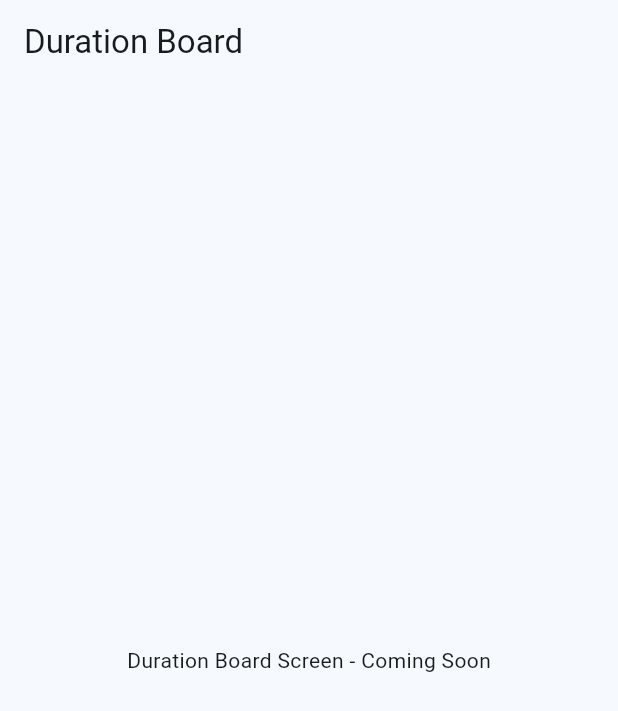
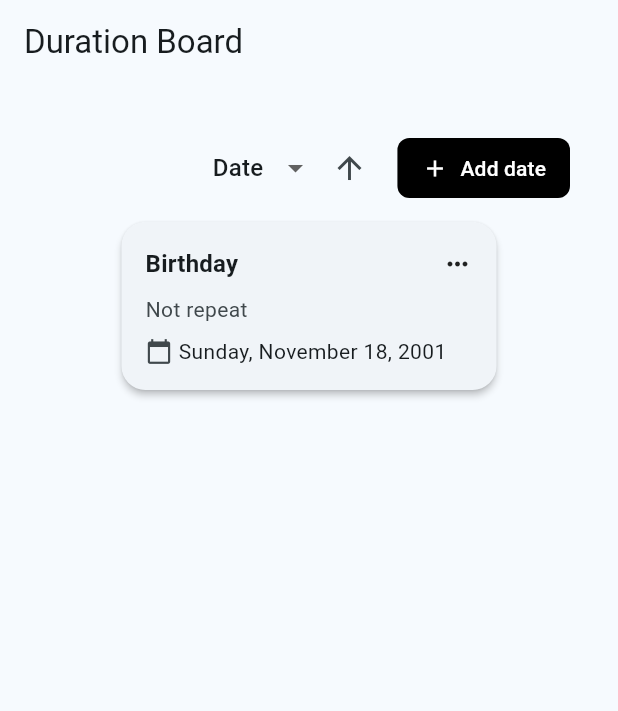
Before and after one commit to SuicaLondon/suica-no-toy-box-flutter, a Flutter app: the DurationBoardScreen screen opened by its route, on a phone screen of 412 x 824 dp. Shown: the top 711 px of the screen. Run offline on Flutter 3.47's test engine with Material 3 defaults, Android fonts, the light colour scheme and no system bars; our stand-ins replace dio, equatable, flutter_bloc, flutter_form_builder, flutter_fortune_wheel, form_builder_validators and 2 more; network calls fail.

Commit message:
feat: complete the add date pop up model

```diff
--- a/lib/constants/form_keys.dart
+++ b/lib/constants/form_keys.dart
@@ -4,3 +4,10 @@ class TranslateFormKeys {
   static const sourceText = 'sourceText';
   static const targetText = 'targetText';
 }
+
+class DurationFormKeys {
+  static const name = 'name';
+  static const type = 'type';
+  static const repeat = 'repeat';
+  static const date = 'date';
+}
--- a/lib/router/router.dart
+++ b/lib/router/router.dart
@@ -3,7 +3,7 @@ import 'package:go_router/go_router.dart';
 import 'package:suica_no_toy_box_flutter/cubits/sponsor/sponsor_cubit.dart';
 import 'package:suica_no_toy_box_flutter/cubits/translate/translate_cubit.dart';
 import 'package:suica_no_toy_box_flutter/screens/dinner/dinner_screen.dart';
-import 'package:suica_no_toy_box_flutter/screens/duration_board_screen.dart';
+import 'package:suica_no_toy_box_flutter/screens/duration/duration_board_screen.dart';
 import 'package:suica_no_toy_box_flutter/screens/home_screen.dart';
 import 'package:suica_no_toy_box_flutter/screens/sponsor/sponsor_screen.dart';
 import 'package:suica_no_toy_box_flutter/screens/translate_screen.dart';
--- /dev/null
+++ b/lib/screens/duration/duration_board_screen.dart
@@ -0,0 +1,135 @@
+import 'package:flutter/material.dart';
+import 'package:suica_no_toy_box_flutter/constants/dimensions.dart';
+import 'package:suica_no_toy_box_flutter/screens/duration/duration_card.dart';
+import 'package:suica_no_toy_box_flutter/screens/duration/duration_dialog.dart';
+import 'package:suica_no_toy_box_flutter/screens/duration/duration_item.dart'
+    show DurationItem;
+import 'package:suica_no_toy_box_flutter/screens/duration/options.dart'
+    show DurationType, RepeatOption;
+
+class DurationBoardScreen extends StatefulWidget {
+  const DurationBoardScreen({super.key});
+
+  @override
+  State<DurationBoardScreen> createState() => _DurationBoardScreenState();
+}
+
+class _DurationBoardScreenState extends State<DurationBoardScreen> {
+  final ValueNotifier<List<DurationItem>> _durations = ValueNotifier([
+    DurationItem(
+      name: 'Birthday',
+      type: DurationType.none,
+      repeat: RepeatOption.never,
+      date: DateTime(2001, 11, 18),
+    ),
+  ]);
+  final ValueNotifier<String> _sortBy = ValueNotifier('Date');
+  final ValueNotifier<bool> _sortAsc = ValueNotifier(true);
+
+  // Helper to open the add duration modal
+  Future<void> _showAddDurationDialog() async {
+    final newItem = await showDialog<DurationItem>(
+      context: context,
+      builder: (context) {
+        return const NewDurationDialog();
+      },
+    );
+    if (newItem != null) {
+      _durations.value = [..._durations.value, newItem];
+    }
+  }
+
+  // List<DurationItem> get _sortedDurations {
+  //   final sorted = List<DurationItem>.from(_durations.value);
+  //   sorted.sort((a, b) {
+  //     int cmp;
+  //     if (_sortBy == 'Date') {
+  //       cmp = a.date.compareTo(b.date);
+  //     } else {
+  //       cmp = a.name
+  //           .toLowerCase()
+  //           .compareTo((b['name'] as String).toLowerCase());
+  //     }
+  //     return _sortAsc.value ? cmp : -cmp;
+  //   });
+  //   return sorted;
+  // }
+
+  @override
+  Widget build(BuildContext context) {
+    return Scaffold(
+      appBar: AppBar(
+        title: const Text('Duration Board'),
+        elevation: 0,
+      ),
+      body: Container(
+        width: double.infinity,
+        padding: const EdgeInsets.all(Dimensions.lg),
+        child: Column(
+          children: [
+            Row(
+              mainAxisAlignment: MainAxisAlignment.end,
+              children: [
+                ValueListenableBuilder(
+                    valueListenable: _sortBy,
+                    builder: (context, sortBy, child) {
+                      return DropdownButton<String>(
+                        value: sortBy,
+                        borderRadius: BorderRadius.circular(8),
+                        underline: const SizedBox(),
+                        items: const [
+                          DropdownMenuItem(value: 'Date', child: Text('Date')),
+                          DropdownMenuItem(value: 'Name', child: Text('Name')),
+                        ],
+                        onChanged: (val) => _sortBy.value = val ?? 'Date',
+                      );
+                    }),
+                IconButton(
+                  icon: ValueListenableBuilder(
+                      valueListenable: _sortAsc,
+                      builder: (context, sortAsc, child) {
+                        return Icon(sortAsc
+                            ? Icons.arrow_upward
+                            : Icons.arrow_downward);
+                      }),
+                  onPressed: () => _sortAsc.value = !_sortAsc.value,
+                  tooltip: 'Sort direction',
+                ),
+                Padding(
+                  padding:
+                      const EdgeInsets.symmetric(vertical: 8, horizontal: 8),
+                  child: ElevatedButton.icon(
+                    onPressed: _showAddDurationDialog,
+                    icon: const Icon(Icons.add),
+                    label: const Text('Add date'),
+                    style: ElevatedButton.styleFrom(
+                      backgroundColor: Colors.black,
+                      foregroundColor: Colors.white,
+                      shape: RoundedRectangleBorder(
+                        borderRadius: BorderRadius.circular(8),
+                      ),
+                      padding: const EdgeInsets.symmetric(
+                          horizontal: 16, vertical: 8),
+                      elevation: 0,
+                    ),
+                  ),
+                ),
+              ],
+            ),
+            ValueListenableBuilder(
+                valueListenable: _durations,
+                builder: (context, durations, child) {
+                  return Wrap(
+                    spacing: Dimensions.lg,
+                    runSpacing: Dimensions.lg,
+                    children: durations.map((duration) {
+                      return DurationCard(duration: duration);
+                    }).toList(),
+                  );
+                }),
+          ],
+        ),
+      ),
+    );
+  }
+}
--- /dev/null
+++ b/lib/screens/duration/duration_card.dart
@@ -0,0 +1,68 @@
+import 'package:flutter/material.dart';
+import 'package:intl/intl.dart';
+import 'package:suica_no_toy_box_flutter/constants/dimensions.dart'
+    show Dimensions;
+import 'package:suica_no_toy_box_flutter/screens/duration/duration_item.dart'
+    show DurationItem;
+import 'package:suica_no_toy_box_flutter/screens/duration/options.dart'
+    show RepeatOption;
+
+class DurationCard extends StatelessWidget {
+  const DurationCard({super.key, required this.duration});
+  final DurationItem duration;
+
+  @override
+  Widget build(BuildContext context) {
+    final theme = Theme.of(context);
+    final date = duration.date;
+    final formattedDate = DateFormat.yMMMMEEEEd().format(date);
+    return Card(
+      elevation: 2,
+      shape: RoundedRectangleBorder(
+        borderRadius: BorderRadius.circular(16),
+      ),
+      child: SizedBox(
+        width: 250,
+        child: Padding(
+          padding: const EdgeInsets.all(Dimensions.md),
+          child: Column(
+            spacing: Dimensions.sm,
+            crossAxisAlignment: CrossAxisAlignment.start,
+            children: [
+              Row(
+                mainAxisAlignment: MainAxisAlignment.spaceBetween,
+                children: [
+                  Text(
+                    duration.name,
+                    style: theme.textTheme.titleMedium
+                        ?.copyWith(fontWeight: FontWeight.bold),
+                  ),
+                  const Icon(Icons.more_horiz, size: 20),
+                ],
+              ),
+              Text(
+                duration.repeat == RepeatOption.never
+                    ? 'Not repeat'
+                    : duration.repeat.label,
+                style: theme.textTheme.bodyMedium?.copyWith(
+                    color: Theme.of(context).colorScheme.onSurfaceVariant),
+              ),
+              Row(
+                spacing: Dimensions.xs,
+                children: [
+                  Icon(Icons.calendar_today,
+                      size: 18,
+                      color: Theme.of(context).colorScheme.onSurfaceVariant),
+                  Text(
+                    formattedDate,
+                    style: theme.textTheme.bodyMedium,
+                  ),
+                ],
+              ),
+            ],
+          ),
+        ),
+      ),
+    );
+  }
+}
--- /dev/null
+++ b/lib/screens/duration/duration_item.dart
@@ -0,0 +1,19 @@
+import 'package:equatable/equatable.dart' show Equatable;
+import 'package:suica_no_toy_box_flutter/screens/duration/options.dart'
+    show DurationType, RepeatOption;
+
+class DurationItem extends Equatable {
+  const DurationItem({
+    required this.name,
+    required this.type,
+    required this.repeat,
+    required this.date,
+  });
+  final String name;
+  final DurationType type;
+  final RepeatOption repeat;
+  final DateTime date;
+
+  @override
+  List<Object?> get props => [name, type, repeat, date];
+}
--- /dev/null
+++ b/lib/screens/duration/options.dart
@@ -0,0 +1,26 @@
+enum DurationType {
+  none(label: 'No Type'),
+  birthday(label: 'Birthday'),
+  anniversary(label: 'Anniversary'),
+  bill(label: 'Bill');
+
+  const DurationType({
+    required this.label,
+  });
+
+  final String label;
+}
+
+enum RepeatOption {
+  never(label: 'No Repeat'),
+  daily(label: 'Daily'),
+  weekly(label: 'Weekly'),
+  monthly(label: 'Monthly'),
+  yearly(label: 'Yearly');
+
+  const RepeatOption({
+    required this.label,
+  });
+
+  final String label;
+}
--- a/lib/screens/duration_board_screen.dart
+++ /dev/null
@@ -1,17 +0,0 @@
-import 'package:flutter/material.dart';
-
-class DurationBoardScreen extends StatelessWidget {
-  const DurationBoardScreen({super.key});
-
-  @override
-  Widget build(BuildContext context) {
-    return Scaffold(
-      appBar: AppBar(
-        title: const Text('Duration Board'),
-      ),
-      body: const Center(
-        child: Text('Duration Board Screen - Coming Soon'),
-      ),
-    );
-  }
-}
--- a/pubspec.yaml
+++ b/pubspec.yaml
@@ -41,6 +41,7 @@ dependencies:
   dio: ^5.4.1
   url_launcher: ^6.3.1
   flutter_fortune_wheel: ^1.3.2
+  equatable: ^2.0.7
 
   # The following adds the Cupertino Icons font to your application.
   # Use with the CupertinoIcons class for iOS style icons.
```
Also changed, not shown: lib/screens/duration/duration_dialog.dart (added, +176 -0 lines), pubspec.lock.
